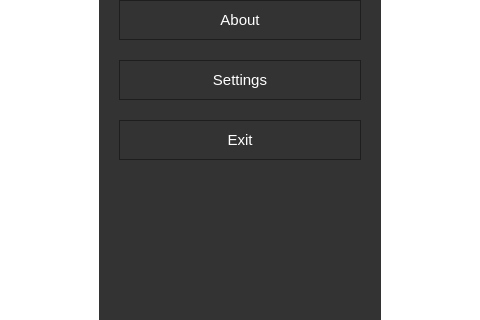
Qt form EscapeDialog.ui (UCSolarCarTeam/Delta-Desktop-Client-Telemetry) before a commit; both pictures show x 293 to 773 and y 166 to 486 of the 1055 by 711 pixel window.
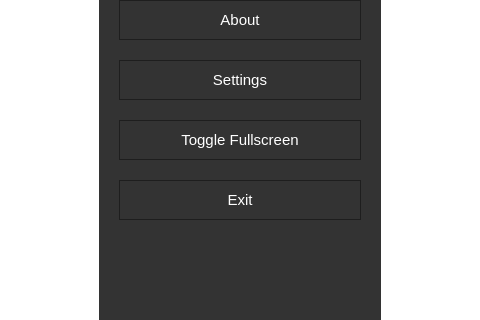
The same form after that commit. Icons and pictures are not drawn.

Commit message: Added a toggleFullscreen feature

Diff of the .ui file:
```diff
--- a/EscapeDialog.ui
+++ b/EscapeDialog.ui
@@ -271,7 +271,7 @@
               </property>
              </widget>
             </item>
-            <item row="3" column="0">
+            <item row="4" column="0">
              <widget class="QPushButton" name="exitPushButton">
               <property name="minimumSize">
                <size>
@@ -305,6 +305,19 @@
               </property>
              </widget>
             </item>
+            <item row="3" column="0">
+             <widget class="QPushButton" name="toggleFullscreenPushButton">
+              <property name="minimumSize">
+               <size>
+                <width>0</width>
+                <height>60</height>
+               </size>
+              </property>
+              <property name="text">
+               <string>Toggle Fullscreen</string>
+              </property>
+             </widget>
+            </item>
            </layout>
           </widget>
          </item>
```
The commit also changes 5 other files.
